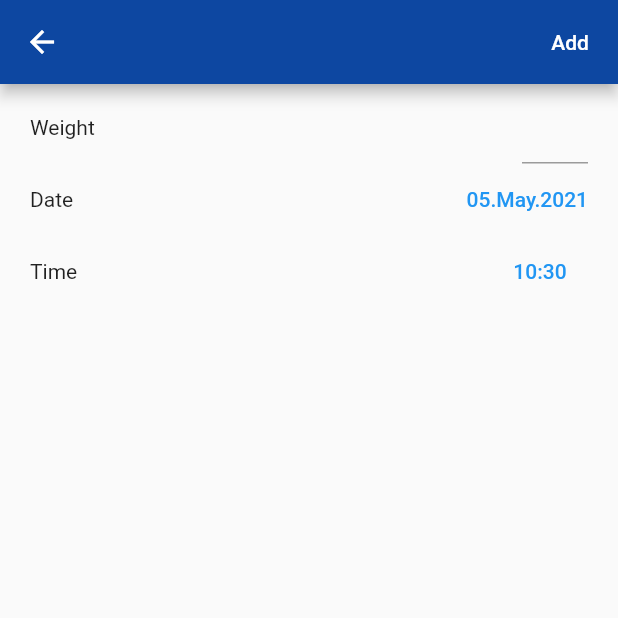
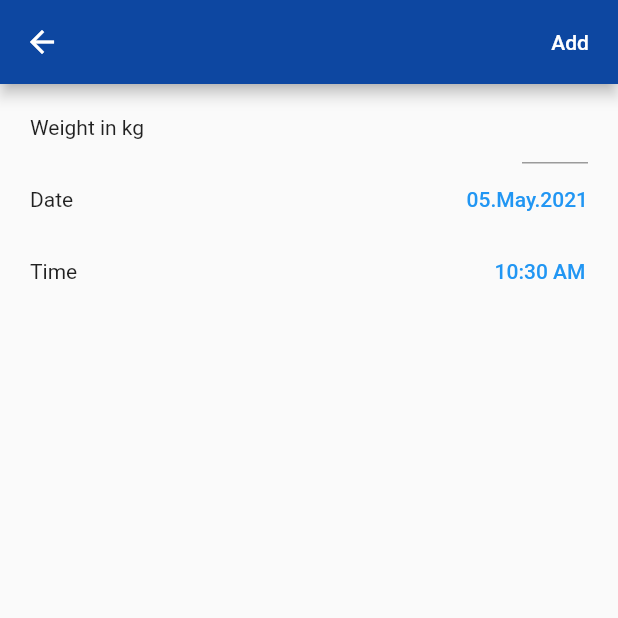
Before and after one commit to jurej1/fit_tip, a Flutter app: the AddWeightView screen opened by its route, on a phone screen of 412 x 824 dp, the top half of it. Run offline on Flutter 3.47's test engine with Material 2 defaults, Android fonts, the light colour scheme and no system bars; our stand-ins replace another_flushbar, bloc, cloud_firestore, equatable, firebase_auth, firebase_core and 3 more; accounts and stored records are empty.

Commit message:
time format

```diff
--- a/lib/weight/view/add_weight_view.dart
+++ b/lib/weight/view/add_weight_view.dart
@@ -1,3 +1,5 @@
+import 'package:authentication_repository/authentication_repository.dart';
+import 'package:fit_tip/authentication/authentication.dart';
 import 'package:fit_tip/weight/blocs/add_weight_form/add_weight_form_bloc.dart';
 import 'package:fit_tip/weight/weight.dart';
 import 'package:flutter/material.dart';
@@ -43,7 +45,7 @@ class _WeightInput extends StatelessWidget {
       crossAxisAlignment: CrossAxisAlignment.center,
       mainAxisAlignment: MainAxisAlignment.spaceBetween,
       children: [
-        const Text('Weight'),
+        Text('Weight in ${MeasurmentSystemConverter.meaSystToWeightUnit(BlocProvider.of<MeasurmentSystemBloc>(context).state)}'),
         BlocBuilder<AddWeightFormBloc, AddWeightFormState>(
           builder: (context, state) {
             return SizedBox(
@@ -107,7 +109,7 @@ class _TimeInput extends StatelessWidget {
               style: ButtonStyle(
                 padding: MaterialStateProperty.all(EdgeInsets.zero),
               ),
-              child: Text(DateFormat('HH:mm').format(DateTime.now())),
+              child: Text(state.timeAdded.value.format(context)),
               onPressed: () async {
                 showTimePicker(
                   context: context,
```
